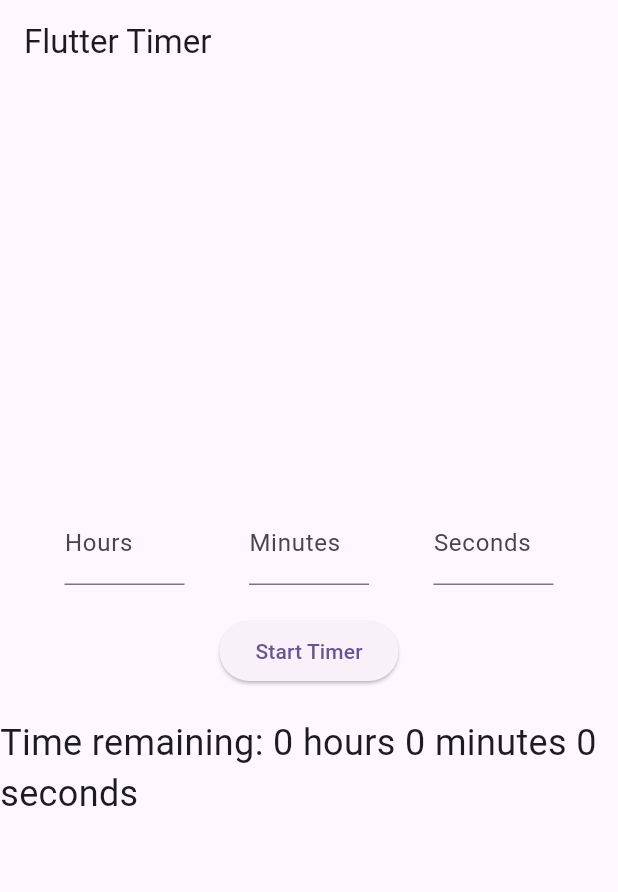
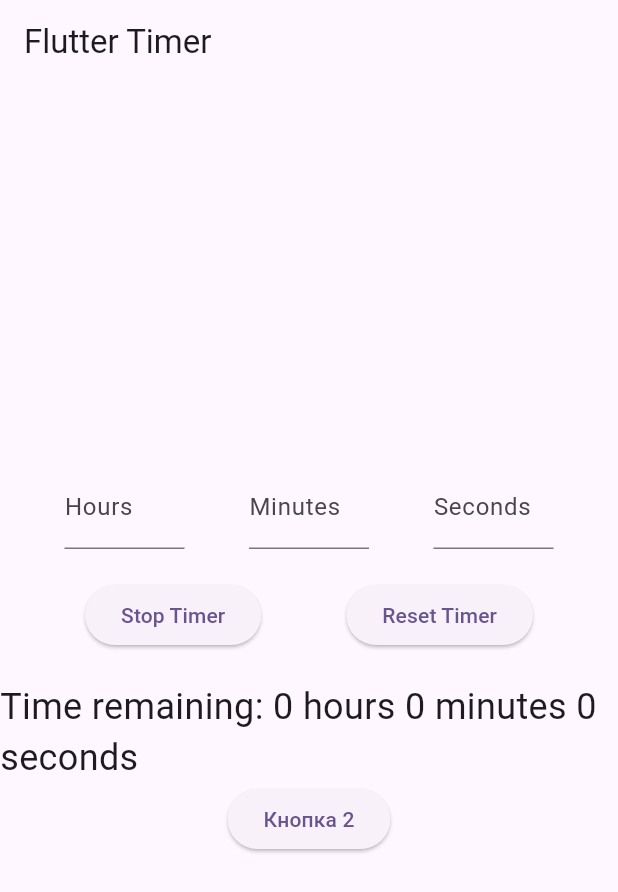
Before and after one commit to Mitchelded/Fit-Helper, a Flutter app: the TimerApp screen opened directly, after a tap on "Start Timer", on a phone screen of 412 x 824 dp. Shown: the top 892 px of the screen. Run offline on Flutter 3.47's test engine with Material 3 defaults, Android fonts, the light colour scheme and no system bars; our stand-ins replace cached_network_image, flutter_svg.

Commit message:
Timer work TODO: make timer more beautiful

```diff
--- a/lib/timer.dart
+++ b/lib/timer.dart
@@ -36,13 +36,27 @@ class _TimerAppState extends State<TimerApp> {
   @override
   void initState() {
     super.initState();
+    _timer = Timer(Duration.zero, () {});
+  }
+
+  bool isButtonVisible = true;
+
+  void _onButtonPressed(String buttonText) {
+    print('Button pressed with text: $buttonText');
+    // Here you can perform the necessary actions with the button text
+
+    // hide a button after clicking
+    setState(() {
+      isButtonVisible = buttonText == "1" ? false : true;
+    });
   }
 
   void startTimer() {
+    print('startTimer');
     _timer = Timer.periodic(const Duration(seconds: 1), (timer) {
       setState(() {
         if (_hours == 0 && _minutes == 0 && _seconds == 0) {
-          _timer.cancel();
+          timer.cancel();
           // Timer has completed, you can perform any actions here
         } else if (_seconds > 0) {
           _seconds--;
@@ -58,10 +72,18 @@ class _TimerAppState extends State<TimerApp> {
     });
   }
 
+  void stopTimer() {
+    print('stopTimer');
+    if (_timer.isActive) {
+      print('stopTimer');
+      _timer.cancel();
+    }
+  }
+
   void resetTimer() {
     if (_timer.isActive) {
       _timer.cancel();
-    }
+    } else {
       setState(() {
         _hours = int.tryParse(_hoursController.text) ?? 0;
         _minutes = int.tryParse(_minutesController.text) ?? 0;
@@ -77,7 +99,7 @@ class _TimerAppState extends State<TimerApp> {
         _minutesController.text = _minutes.toString();
         _secondsController.text = _seconds.toString();
       });
-    startTimer();
+    }
   }
 
   @override
@@ -141,14 +163,55 @@ class _TimerAppState extends State<TimerApp> {
               ],
             ),
             const SizedBox(height: 20),
+            Row(
+              mainAxisAlignment: MainAxisAlignment.spaceEvenly,
+              children: [
+                // ElevatedButton(
+                //   onPressed: stopTimer,
+                //   child: const Text('Stop Timer'),
+                // ),
+                // ElevatedButton(
+                //   onPressed: startTimer,
+                //   child: const Text('Start Timer'),
+                // ),
+                isButtonVisible
+                    ? ElevatedButton(
+                        onPressed: () {
+                          startTimer();
+                          _onButtonPressed("1");
+                        },
+                        child: const Text('Start Timer'),
+                      )
+                    : ElevatedButton(
+                        onPressed: () {
+                          stopTimer();
+                          _onButtonPressed("2");
+                        },
+                        child: const Text('Stop Timer'),
+                      ),
+
                 ElevatedButton(
-              onPressed: resetTimer,
-              child: const Text('Start Timer'),
+                  onPressed: () {
+                    resetTimer();
+                    _onButtonPressed("2");
+                  },
+                  child: const Text('Reset Timer'),
+                ),
+              ],
             ),
             const SizedBox(height: 20),
             Text(
               'Time remaining: $_hours hours $_minutes minutes $_seconds seconds',
               style: const TextStyle(fontSize: 24),
+            ),
+            isButtonVisible
+                ? ElevatedButton(
+                    onPressed: () => _onButtonPressed('1'),
+                    child: Text('Кнопка 1'),
+                  )
+                : ElevatedButton(
+                    onPressed: () => _onButtonPressed('2'),
+                    child: Text('Кнопка 2'),
                   ),
           ],
         ),
@@ -158,7 +221,9 @@ class _TimerAppState extends State<TimerApp> {
 
   @override
   void dispose() {
-    _timer.cancel(); // Cancel the timer when the widget is disposed
+    if (_timer.isActive) {
+      _timer.cancel();
+    }
     _hoursController.dispose();
     _minutesController.dispose();
     _secondsController.dispose();
```
Lines whose indentation alone changed are shown as unchanged.
